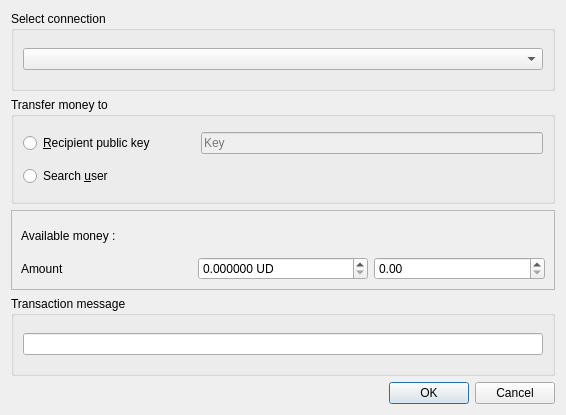
Qt form src/sakia/gui/dialogs/transfer/transfer.ui (duniter/sakia) before a commit.
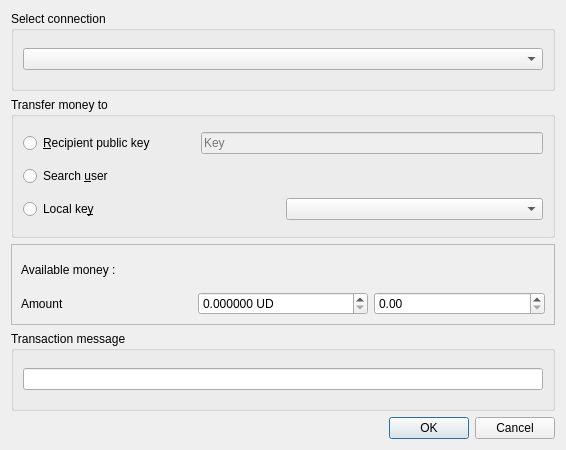
The same form after that commit.

Commit message: Be able to send to local keys

```diff
--- a/src/sakia/gui/dialogs/transfer/transfer.ui
+++ b/src/sakia/gui/dialogs/transfer/transfer.ui
@@ -7,7 +7,7 @@
     <x>0</x>
     <y>0</y>
     <width>566</width>
-    <height>415</height>
+    <height>450</height>
    </rect>
   </property>
   <property name="windowTitle">
@@ -134,6 +134,23 @@
           </item>
          </layout>
         </item>
+        <item>
+         <layout class="QHBoxLayout" name="horizontalLayout_2">
+          <property name="topMargin">
+           <number>6</number>
+          </property>
+          <item>
+           <widget class="QRadioButton" name="radio_local_key">
+            <property name="text">
+             <string>Local ke&amp;y</string>
+            </property>
+           </widget>
+          </item>
+          <item>
+           <widget class="QComboBox" name="combo_local_keys"/>
+          </item>
+         </layout>
+        </item>
        </layout>
       </item>
      </layout>
```
The commit also changes 3 other files.
